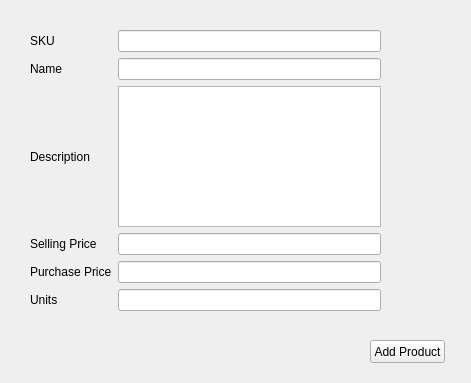
Hayai01/BoxLoad, file nuevoproductoform.ui: the form before one commit.
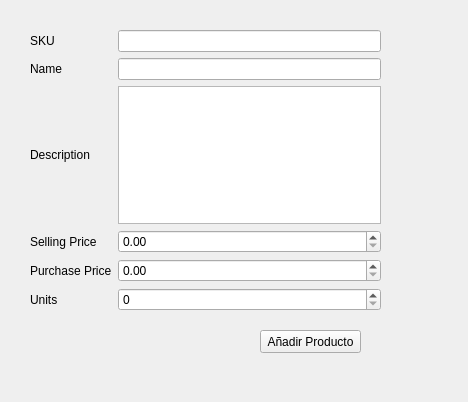
The form after the commit.

Diff of the .ui file:
```diff
--- a/nuevoproductoform.ui
+++ b/nuevoproductoform.ui
@@ -6,33 +6,20 @@
    <rect>
     <x>0</x>
     <y>0</y>
-    <width>471</width>
-    <height>383</height>
+    <width>468</width>
+    <height>402</height>
    </rect>
   </property>
   <property name="windowTitle">
    <string>Form</string>
   </property>
-  <widget class="QPushButton" name="pushButton">
-   <property name="geometry">
-    <rect>
-     <x>370</x>
-     <y>340</y>
-     <width>75</width>
-     <height>23</height>
-    </rect>
-   </property>
-   <property name="text">
-    <string>Add Product</string>
-   </property>
-  </widget>
   <widget class="QWidget" name="widget" native="true">
    <property name="geometry">
     <rect>
      <x>20</x>
      <y>10</y>
-     <width>371</width>
-     <height>311</height>
+     <width>361</width>
+     <height>371</height>
     </rect>
    </property>
    <widget class="QWidget" name="layoutWidget">
@@ -86,18 +73,9 @@
        </property>
       </widget>
      </item>
-     <item row="5" column="1">
-      <widget class="QLineEdit" name="unitsLineEdit"/>
-     </item>
      <item row="1" column="1">
       <widget class="QLineEdit" name="nameLineEdit"/>
      </item>
-     <item row="4" column="1">
-      <widget class="QLineEdit" name="purchaseLineEdit"/>
-     </item>
-     <item row="3" column="1">
-      <widget class="QLineEdit" name="sellingPriceLineEdit"/>
-     </item>
      <item row="5" column="0">
       <widget class="QLabel" name="unitsLabel">
        <property name="text">
@@ -105,8 +83,30 @@
        </property>
       </widget>
      </item>
+     <item row="5" column="1">
+      <widget class="QSpinBox" name="unitsSpinBox"/>
+     </item>
+     <item row="3" column="1">
+      <widget class="QDoubleSpinBox" name="sellingPriceSpinBox"/>
+     </item>
+     <item row="4" column="1">
+      <widget class="QDoubleSpinBox" name="purchasePriceSpinBox"/>
+     </item>
     </layout>
    </widget>
+   <widget class="QPushButton" name="pushButton">
+    <property name="geometry">
+     <rect>
+      <x>240</x>
+      <y>320</y>
+      <width>101</width>
+      <height>23</height>
+     </rect>
+    </property>
+    <property name="text">
+     <string>Añadir Producto</string>
+    </property>
+   </widget>
   </widget>
  </widget>
  <resources/>
```
